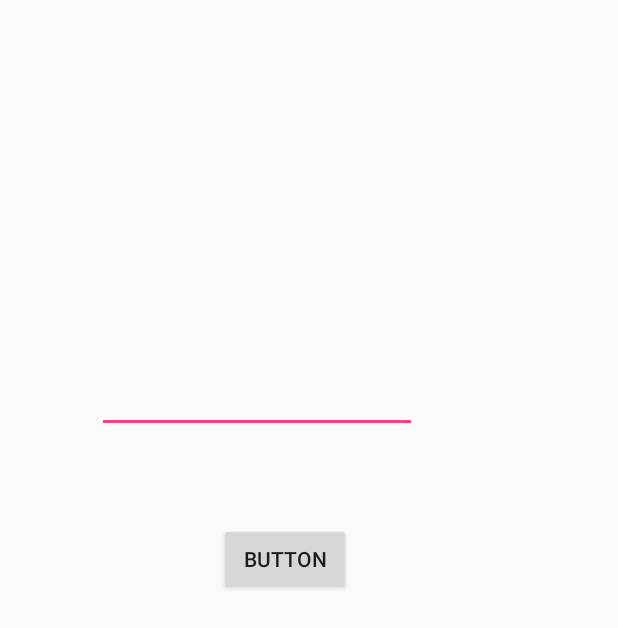
After one commit to Josephvb10/yatg-android, an Android app: the layout activity_main3.xml on its own in the app's theme, with its tools: preview values and no code run, on a phone screen of 412 x 824 dp. The commit adds this screen. Shown: the top 628 px of the screen. Run offline under Robolectric (Android 15) with nearby library versions, the phone set to English and light mode, and no system bars.

```diff
--- a/app/src/main/AndroidManifest.xml
+++ b/app/src/main/AndroidManifest.xml
@@ -20,7 +20,9 @@
             android:name=".GameScreen"
             android:configChanges="orientation|keyboardHidden|screenSize"
             android:label="@string/title_activity_game_screen"
-            android:theme="@style/FullscreenTheme"></activity>
+            android:theme="@style/FullscreenTheme" />
+        <activity android:name=".prueba" />
+        <activity android:name=".Main3Activity"></activity>
     </application>
 
 </manifest>
--- a/app/src/main/res/layout/activity_main2.xml
+++ b/app/src/main/res/layout/activity_main2.xml
@@ -24,7 +24,8 @@
             android:layout_width="347dp"
             android:layout_height="wrap_content"
             android:id="@+id/textView"
-            android:textSize="36sp" />
+            android:textSize="36sp"
+            android:textColor="@color/colorPrimary" />
 
         <Space
             android:layout_width="match_parent"
@@ -49,7 +50,8 @@
             android:layout_width="345dp"
             android:layout_height="wrap_content"
             android:id="@+id/textView5"
-            android:textSize="36sp" />
+            android:textSize="36sp"
+            android:textColor="@color/colorPrimary" />
 
         <Space
             android:layout_width="match_parent"
--- /dev/null
+++ b/app/src/main/res/layout/activity_main3.xml
@@ -0,0 +1,34 @@
+<?xml version="1.0" encoding="utf-8"?>
+<RelativeLayout xmlns:android="http://schemas.android.com/apk/res/android"
+    xmlns:tools="http://schemas.android.com/tools"
+    android:id="@+id/activity_main3"
+    android:layout_width="match_parent"
+    android:layout_height="match_parent"
+    android:paddingBottom="@dimen/activity_vertical_margin"
+    android:paddingLeft="@dimen/activity_horizontal_margin"
+    android:paddingRight="@dimen/activity_horizontal_margin"
+    android:paddingTop="@dimen/activity_vertical_margin"
+    tools:context="danielc.tec.helloworld.Main3Activity"
+    android:background="@android:color/transparent">
+
+    <EditText
+        android:layout_width="wrap_content"
+        android:layout_height="wrap_content"
+        android:inputType="textEmailAddress"
+        android:ems="10"
+        android:layout_alignParentTop="true"
+        android:layout_alignParentEnd="true"
+        android:layout_marginEnd="118dp"
+        android:layout_marginTop="227dp"
+        android:id="@+id/editText" />
+
+    <Button
+        android:text="Button"
+        android:layout_width="wrap_content"
+        android:layout_height="wrap_content"
+        android:layout_below="@+id/editText"
+        android:layout_alignEnd="@+id/editText"
+        android:layout_marginEnd="44dp"
+        android:layout_marginTop="60dp"
+        android:id="@+id/button" />
+</RelativeLayout>
--- a/app/src/main/res/values/colors.xml
+++ b/app/src/main/res/values/colors.xml
@@ -1,7 +1,7 @@
 <?xml version="1.0" encoding="utf-8"?>
 <resources>
-    <color name="colorPrimary">#9da6d9</color>
-    <color name="colorPrimaryDark">#303F9F</color>
+    <color name="colorPrimary">#30ffff</color>
+    <color name="colorPrimaryDark">#070e3a</color>
     <color name="colorAccent">#FF4081</color>
 
     <color name="black_overlay">#66000000</color>
```
Also changed, not shown: app/src/main/java/danielc/tec/helloworld/CustomView.java (added, +64 -0 lines), app/src/main/java/danielc/tec/helloworld/GameScreen.java (deleted, +0 -162 lines), app/src/main/java/danielc/tec/helloworld/Main2Activity.java (+6 -1 lines), app/src/main/java/danielc/tec/helloworld/Main3Activity.java (added, +21 -0 lines), app/src/main/java/danielc/tec/helloworld/MainActivity.java (+15 -4 lines), app/src/main/res/layout/activity_game_screen.xml (deleted, +0 -39 lines), app/src/main/res/layout/activity_main.xml (+5 -3 lines), 2 other files.
